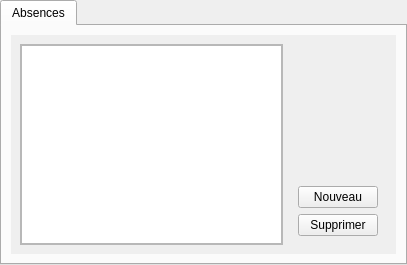
This is interface/gem.ui in ncarrier/gestion_ecole_de_musique as Qt 5 draws it before an edit. The edited form follows.
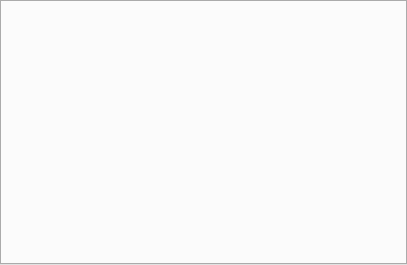
This is the edited form.

Diff of the .ui file:
```diff
--- a/interface/gem.ui
+++ b/interface/gem.ui
@@ -16,99 +16,6 @@
   <property name="currentIndex">
    <number>0</number>
   </property>
-  <widget class="QWidget" name="__tAbsences">
-   <attribute name="title">
-    <string>Absences</string>
-   </attribute>
-   <layout class="QGridLayout" name="gridLayout">
-    <item row="0" column="0">
-     <widget class="QWidget" name="widget" native="true">
-      <property name="autoFillBackground">
-       <bool>true</bool>
-      </property>
-      <layout class="QHBoxLayout" name="horizontalLayout">
-       <item>
-        <widget class="QScrollArea" name="scrollArea">
-         <property name="widgetResizable">
-          <bool>true</bool>
-         </property>
-         <widget class="QWidget" name="scrollAreaWidgetContents">
-          <property name="geometry">
-           <rect>
-            <x>0</x>
-            <y>0</y>
-            <width>250</width>
-            <height>194</height>
-           </rect>
-          </property>
-          <layout class="QHBoxLayout" name="horizontalLayout_2">
-           <property name="margin">
-            <number>0</number>
-           </property>
-           <item>
-            <widget class="QTableView" name="tvAbsences">
-             <property name="alternatingRowColors">
-              <bool>true</bool>
-             </property>
-             <property name="selectionMode">
-              <enum>QAbstractItemView::SingleSelection</enum>
-             </property>
-             <property name="selectionBehavior">
-              <enum>QAbstractItemView::SelectRows</enum>
-             </property>
-             <property name="sortingEnabled">
-              <bool>true</bool>
-             </property>
-             <attribute name="horizontalHeaderDefaultSectionSize">
-              <number>120</number>
-             </attribute>
-             <attribute name="horizontalHeaderStretchLastSection">
-              <bool>true</bool>
-             </attribute>
-            </widget>
-           </item>
-          </layout>
-         </widget>
-        </widget>
-       </item>
-       <item>
-        <widget class="QWidget" name="widget_2" native="true">
-         <layout class="QVBoxLayout" name="verticalLayout">
-          <item>
-           <spacer name="verticalSpacer">
-            <property name="orientation">
-             <enum>Qt::Vertical</enum>
-            </property>
-            <property name="sizeHint" stdset="0">
-             <size>
-              <width>20</width>
-              <height>40</height>
-             </size>
-            </property>
-           </spacer>
-          </item>
-          <item>
-           <widget class="QPushButton" name="nouveauAbsence">
-            <property name="text">
-             <string>Nouveau</string>
-            </property>
-           </widget>
-          </item>
-          <item>
-           <widget class="QPushButton" name="supprimerAbsence">
-            <property name="text">
-             <string>Supprimer</string>
-            </property>
-           </widget>
-          </item>
-         </layout>
-        </widget>
-       </item>
-      </layout>
-     </widget>
-    </item>
-   </layout>
-  </widget>
  </widget>
  <resources/>
  <connections/>
```
Left out of the diff: 2 changed lines with no effect on the pictures.
